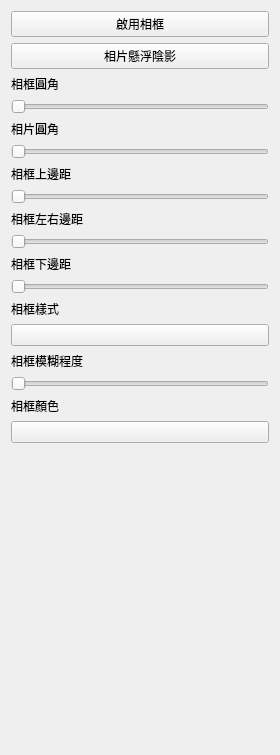
Before: the Qt Designer form ui/components/frame_tab.ui in HuangNO1/stellar-neo, drawn with Qt 5.
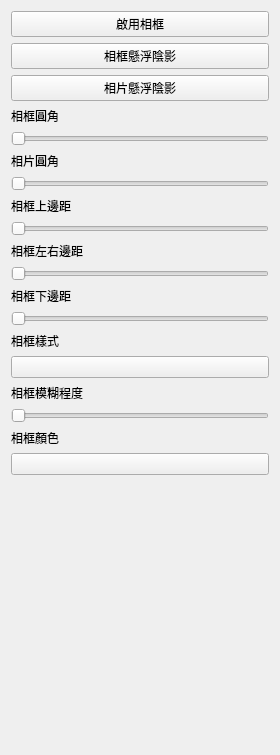
After: the same form once the commit is applied. Custom widgets are drawn as their Qt base class.

Commit message: feature: 添加相片與相框的陰影

```diff
--- a/ui/components/frame_tab.ui
+++ b/ui/components/frame_tab.ui
@@ -24,6 +24,13 @@
      </property>
     </widget>
    </item>
+   <item>
+    <widget class="SwitchButton" name="frame_shadow_switch">
+     <property name="text">
+      <string>相框懸浮陰影</string>
+     </property>
+    </widget>
+   </item>
    <item>
     <widget class="SwitchButton" name="photo_shadow_switch">
      <property name="text">
@@ -109,18 +116,7 @@
     </widget>
    </item>
    <item>
-    <widget class="ComboBox" name="frame_style_combo">
-     <item>
-      <property name="text">
-       <string>純色背景</string>
-      </property>
-     </item>
-     <item>
-      <property name="text">
-       <string>模糊延伸</string>
-      </property>
-     </item>
-    </widget>
+    <widget class="ComboBox" name="frame_style_combo"/>
    </item>
    <item>
     <widget class="BodyLabel" name="frame_blur_label">
```
Left out of the diff: 2 changed lines with no effect on the pictures. The commit also changes 5 other files.
